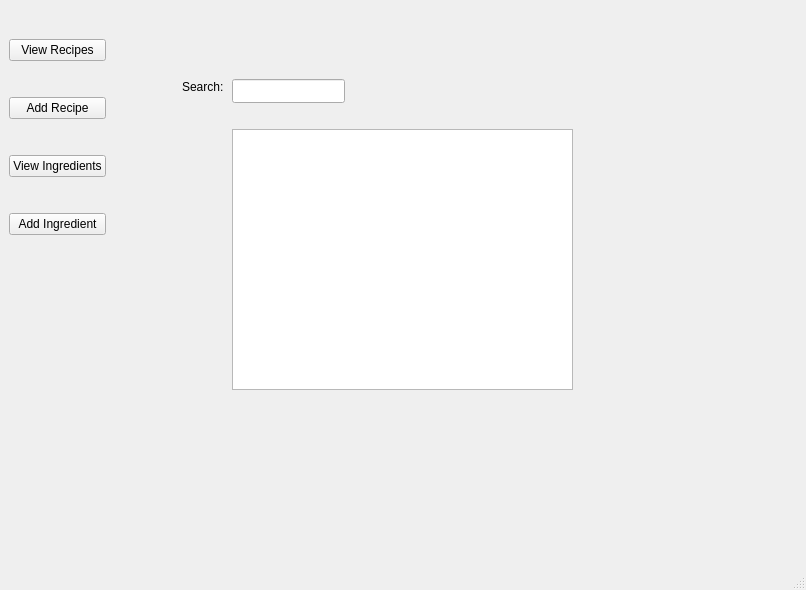
Old version of the form mainwindow.ui in the repository Bourkupine/cs4076-project.
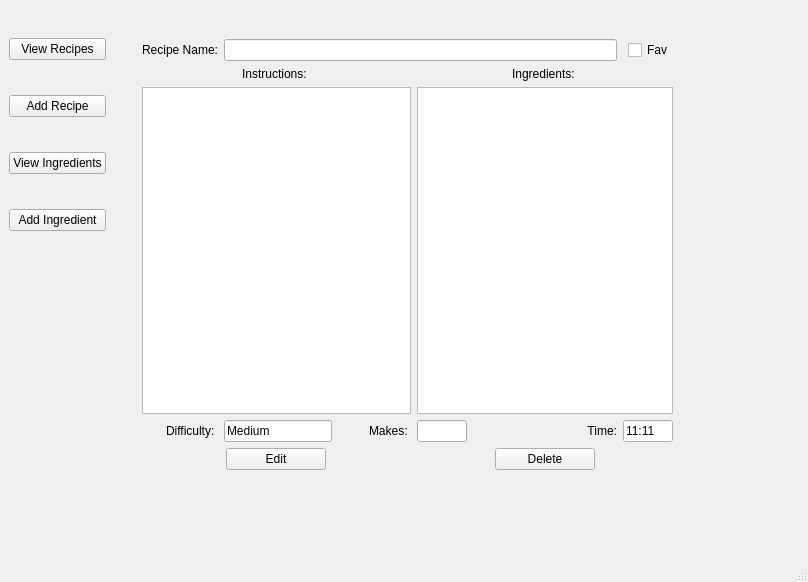
New version of the form. The open tabs and pages were chosen to show the change.

Commit message: inspect ingredient and recipes added

What changed in the file:
```diff
--- a/mainwindow.ui
+++ b/mainwindow.ui
@@ -6,8 +6,8 @@
    <rect>
     <x>0</x>
     <y>0</y>
-    <width>806</width>
-    <height>590</height>
+    <width>808</width>
+    <height>582</height>
    </rect>
   </property>
   <property name="windowTitle">
@@ -58,38 +58,231 @@
          <number>2</number>
         </property>
         <widget class="QWidget" name="viewRecipe">
-         <widget class="QListWidget" name="listOfRecipes">
+         <widget class="QWidget" name="gridLayoutWidget_6">
           <property name="geometry">
            <rect>
-            <x>120</x>
-            <y>120</y>
-            <width>341</width>
-            <height>261</height>
+            <x>39</x>
+            <y>39</y>
+            <width>601</width>
+            <height>431</height>
            </rect>
           </property>
+          <layout class="QGridLayout" name="gridLayout_7">
+           <item row="0" column="0">
+            <widget class="QLabel" name="label_7">
+             <property name="text">
+              <string>Search</string>
+             </property>
+            </widget>
+           </item>
+           <item row="2" column="1">
+            <widget class="QListWidget" name="listWidget"/>
+           </item>
+           <item row="0" column="1">
+            <widget class="QLineEdit" name="lineEdit_5"/>
+           </item>
+           <item row="0" column="2">
+            <widget class="QPushButton" name="pushButton_3">
+             <property name="text">
+              <string>Search</string>
+             </property>
+            </widget>
+           </item>
+           <item row="1" column="1">
+            <layout class="QHBoxLayout" name="horizontalLayout_3">
+             <property name="spacing">
+              <number>10</number>
+             </property>
+             <property name="topMargin">
+              <number>0</number>
+             </property>
+             <property name="bottomMargin">
+              <number>0</number>
+             </property>
+             <item>
+              <layout class="QHBoxLayout" name="horizontalLayout_4">
+               <property name="leftMargin">
+                <number>0</number>
+               </property>
+               <property name="rightMargin">
+                <number>10</number>
+               </property>
+               <item>
+                <widget class="QLabel" name="label_23">
+                 <property name="text">
+                  <string>Difficulty:</string>
+                 </property>
+                </widget>
+               </item>
+               <item>
+                <widget class="QRadioButton" name="radioButton">
+                 <property name="text">
+                  <string/>
+                 </property>
+                </widget>
+               </item>
+               <item>
+                <widget class="QRadioButton" name="radioButton_2">
+                 <property name="text">
+                  <string/>
+                 </property>
+                </widget>
+               </item>
+               <item>
+                <widget class="QRadioButton" name="radioButton_3">
+                 <property name="text">
+                  <string/>
+                 </property>
+                </widget>
+               </item>
+              </layout>
+             </item>
+             <item>
+              <layout class="QHBoxLayout" name="horizontalLayout_5">
+               <property name="rightMargin">
+                <number>10</number>
+               </property>
+               <item>
+                <widget class="QLabel" name="label_22">
+                 <property name="text">
+                  <string>Time: </string>
+                 </property>
+                </widget>
+               </item>
+               <item>
+                <widget class="QSlider" name="horizontalSlider">
+                 <property name="orientation">
+                  <enum>Qt::Horizontal</enum>
+                 </property>
+                </widget>
+               </item>
+               <item>
+                <widget class="QLineEdit" name="lineEdit_7">
+                 <property name="maximumSize">
+                  <size>
+                   <width>35</width>
+                   <height>16777215</height>
+                  </size>
+                 </property>
+                 <property name="text">
+                  <string>00:00</string>
+                 </property>
+                </widget>
+               </item>
+              </layout>
+             </item>
+             <item>
+              <widget class="QCheckBox" name="checkBox">
+               <property name="text">
+                <string>Fav</string>
+               </property>
+              </widget>
+             </item>
+            </layout>
+           </item>
+          </layout>
          </widget>
-         <widget class="QLineEdit" name="lineEdit_5">
+        </widget>
+        <widget class="QWidget" name="inspectIngredient">
+         <widget class="QWidget" name="gridLayoutWidget_3">
           <property name="geometry">
            <rect>
-            <x>120</x>
-            <y>70</y>
-            <width>113</width>
-            <height>24</height>
+            <x>40</x>
+            <y>30</y>
+            <width>401</width>
+            <height>361</height>
            </rect>
           </property>
-         </widget>
-         <widget class="QLabel" name="label_7">
-          <property name="geometry">
-           <rect>
-            <x>70</x>
-            <y>70</y>
-            <width>49</width>
-            <height>16</height>
-           </rect>
-          </property>
-          <property name="text">
-           <string>Search:</string>
-          </property>
+          <layout class="QGridLayout" name="gridLayout_4" rowstretch="1,1,1,100,1,1" columnstretch="1,2,2">
+           <item row="3" column="0" alignment="Qt::AlignRight|Qt::AlignTop">
+            <widget class="QLabel" name="label_14">
+             <property name="text">
+              <string>Allergies: </string>
+             </property>
+            </widget>
+           </item>
+           <item row="0" column="1" colspan="2">
+            <widget class="QLineEdit" name="inspectIngredientName"/>
+           </item>
+           <item row="5" column="1">
+            <widget class="QPushButton" name="inspectIngredientEdit">
+             <property name="text">
+              <string>Edit</string>
+             </property>
+            </widget>
+           </item>
+           <item row="2" column="0" alignment="Qt::AlignRight">
+            <widget class="QLabel" name="label_12">
+             <property name="text">
+              <string>Unit: </string>
+             </property>
+            </widget>
+           </item>
+           <item row="2" column="1" colspan="2">
+            <widget class="QLineEdit" name="inspectIngredientUnit">
+             <property name="maximumSize">
+              <size>
+               <width>80</width>
+               <height>16777215</height>
+              </size>
+             </property>
+            </widget>
+           </item>
+           <item row="1" column="0" alignment="Qt::AlignRight">
+            <widget class="QLabel" name="label_13">
+             <property name="text">
+              <string>Calories: </string>
+             </property>
+            </widget>
+           </item>
+           <item row="5" column="2">
+            <widget class="QPushButton" name="inspectIngredientDelete">
+             <property name="text">
+              <string>Delete</string>
+             </property>
+            </widget>
+           </item>
+           <item row="0" column="0" alignment="Qt::AlignRight">
+            <widget class="QLabel" name="label_11">
+             <property name="text">
+              <string>Ingredient: </string>
+             </property>
+            </widget>
+           </item>
+           <item row="1" column="1" colspan="2">
+            <widget class="QLineEdit" name="inspectIngredientCal">
+             <property name="maximumSize">
+              <size>
+               <width>80</width>
+               <height>16777215</height>
+              </size>
+             </property>
+            </widget>
+           </item>
+           <item row="3" column="1" colspan="2">
+            <widget class="QListWidget" name="inspectIngredientAllergies">
+             <property name="maximumSize">
+              <size>
+               <width>16777215</width>
+               <height>200</height>
+              </size>
+             </property>
+            </widget>
+           </item>
+           <item row="4" column="0" colspan="3">
+            <spacer name="horizontalSpacer">
+             <property name="orientation">
+              <enum>Qt::Horizontal</enum>
+             </property>
+             <property name="sizeHint" stdset="0">
+              <size>
+               <width>40</width>
+               <height>5</height>
+              </size>
+             </property>
+            </spacer>
+           </item>
+          </layout>
          </widget>
         </widget>
         <widget class="QWidget" name="viewIngredients">
@@ -203,7 +396,7 @@
             <widget class="QListWidget" name="listWidget"/>
            </item>
            <item row="0" column="1" colspan="3">
-            <widget class="QLineEdit" name="lineEdit">
+            <widget class="QLineEdit" name="createRecipeName">
              <property name="text">
               <string/>
              </property>
@@ -264,37 +457,259 @@
             </widget>
            </item>
            <item row="3" column="0" colspan="3">
+            <widget class="QTextEdit" name="createRecipeInstructions"/>
+           </item>
+          </layout>
+         </widget>
+        </widget>
+        <widget class="QWidget" name="inspectRecipe">
+         <widget class="QWidget" name="gridLayoutWidget_4">
+          <property name="geometry">
+           <rect>
+            <x>30</x>
+            <y>30</y>
+            <width>531</width>
+            <height>431</height>
+           </rect>
+          </property>
+          <layout class="QGridLayout" name="gridLayout_5" columnstretch="0,0,0,0,0,0">
+           <property name="sizeConstraint">
+            <enum>QLayout::SetDefaultConstraint</enum>
+           </property>
+           <property name="bottomMargin">
+            <number>0</number>
+           </property>
+           <property name="spacing">
+            <number>6</number>
+           </property>
+           <item row="0" column="0">
+            <widget class="QLabel" name="label_15">
+             <property name="text">
+              <string>Recipe Name:</string>
+             </property>
+             <property name="alignment">
+              <set>Qt::AlignRight|Qt::AlignTrailing|Qt::AlignVCenter</set>
+             </property>
+            </widget>
+           </item>
+           <item row="4" column="1">
+            <widget class="QLineEdit" name="lineEdit_4">
+             <property name="sizePolicy">
+              <sizepolicy hsizetype="Fixed" vsizetype="Fixed">
+               <horstretch>0</horstretch>
+               <verstretch>0</verstretch>
+              </sizepolicy>
+             </property>
+             <property name="maximumSize">
+              <size>
+               <width>200</width>
+               <height>16777215</height>
+              </size>
+             </property>
+             <property name="text">
+              <string>Medium</string>
+             </property>
+            </widget>
+           </item>
+           <item row="4" column="3">
+            <widget class="QLineEdit" name="lineEdit">
+             <property name="sizePolicy">
+              <sizepolicy hsizetype="Minimum" vsizetype="Fixed">
+               <horstretch>0</horstretch>
+               <verstretch>0</verstretch>
+              </sizepolicy>
+             </property>
+             <property name="maximumSize">
+              <size>
+               <width>50</width>
+               <height>16777215</height>
+              </size>
+             </property>
+            </widget>
+           </item>
+           <item row="5" column="0" colspan="3" alignment="Qt::AlignHCenter">
+            <widget class="QPushButton" name="pushButton">
+             <property name="sizePolicy">
+              <sizepolicy hsizetype="Fixed" vsizetype="Fixed">
+               <horstretch>0</horstretch>
+               <verstretch>0</verstretch>
+              </sizepolicy>
+             </property>
+             <property name="minimumSize">
+              <size>
+               <width>100</width>
+               <height>0</height>
+              </size>
+             </property>
+             <property name="maximumSize">
+              <size>
+               <width>150</width>
+               <height>16777215</height>
+              </size>
+             </property>
+             <property name="text">
+              <string>Edit</string>
+             </property>
+            </widget>
+           </item>
+           <item row="3" column="0" colspan="3">
+            <widget class="QTextEdit" name="createRecipeInstructions_2">
+             <property name="sizePolicy">
+              <sizepolicy hsizetype="Minimum" vsizetype="Expanding">
+               <horstretch>0</horstretch>
+               <verstretch>0</verstretch>
+              </sizepolicy>
+             </property>
+            </widget>
+           </item>
+           <item row="1" column="0" colspan="3" alignment="Qt::AlignHCenter|Qt::AlignVCenter">
+            <widget class="QLabel" name="label_20">
+             <property name="text">
+              <string>Instructions: </string>
+             </property>
+             <property name="alignment">
+              <set>Qt::AlignRight|Qt::AlignTrailing|Qt::AlignVCenter</set>
+             </property>
+            </widget>
+           </item>
+           <item row="4" column="5">
             <widget class="QLineEdit" name="lineEdit_3">
              <property name="sizePolicy">
+              <sizepolicy hsizetype="Fixed" vsizetype="Fixed">
+               <horstretch>0</horstretch>
+               <verstretch>0</verstretch>
+              </sizepolicy>
+             </property>
+             <property name="minimumSize">
+              <size>
+               <width>0</width>
+               <height>0</height>
+              </size>
+             </property>
+             <property name="maximumSize">
+              <size>
+               <width>50</width>
+               <height>16777215</height>
+              </size>
+             </property>
+             <property name="text">
+              <string>11:11</string>
+             </property>
+            </widget>
+           </item>
+           <item row="4" column="4">
+            <widget class="QLabel" name="label_16">
+             <property name="sizePolicy">
+              <sizepolicy hsizetype="Preferred" vsizetype="Preferred">
+               <horstretch>0</horstretch>
+               <verstretch>0</verstretch>
+              </sizepolicy>
+             </property>
+             <property name="text">
+              <string>Time:</string>
+             </property>
+             <property name="alignment">
+              <set>Qt::AlignRight|Qt::AlignTrailing|Qt::AlignVCenter</set>
+             </property>
+            </widget>
+           </item>
+           <item row="1" column="3" colspan="3" alignment="Qt::AlignHCenter|Qt::AlignVCenter">
+            <widget class="QLabel" name="label_17">
+             <property name="text">
+              <string>Ingredients: </string>
+             </property>
+            </widget>
+           </item>
+           <item row="4" column="0" alignment="Qt::AlignRight">
+            <widget class="QLabel" name="label_18">
+             <property name="sizePolicy">
+              <sizepolicy hsizetype="Fixed" vsizetype="Preferred">
+               <horstretch>0</horstretch>
+               <verstretch>0</verstretch>
+              </sizepolicy>
+             </property>
+             <property name="text">
+              <string>Difficulty: </string>
+             </property>
+            </widget>
+           </item>
+           <item row="0" column="1" colspan="4">
+            <widget class="QLineEdit" name="createRecipeName_2">
+             <property name="sizePolicy">
+              <sizepolicy hsizetype="Minimum" vsizetype="Fixed">
+               <horstretch>0</horstretch>
+               <verstretch>0</verstretch>
+              </sizepolicy>
+             </property>
+             <property name="minimumSize">
+              <size>
+               <width>0</width>
+               <height>0</height>
+              </size>
+             </property>
+             <property name="text">
+              <string/>
+             </property>
+            </widget>
+           </item>
+           <item row="0" column="5" alignment="Qt::AlignRight">
+            <widget class="QCheckBox" name="createRecipeFav_2">
+             <property name="sizePolicy">
+              <sizepolicy hsizetype="Fixed" vsizetype="Fixed">
+               <horstretch>0</horstretch>
+               <verstretch>0</verstretch>
+              </sizepolicy>
+             </property>
+             <property name="text">
+              <string>Fav</string>
+             </property>
+            </widget>
+           </item>
+           <item row="4" column="2" alignment="Qt::AlignRight">
+            <widget class="QLabel" name="label_19">
+             <property name="sizePolicy">
+              <sizepolicy hsizetype="Fixed" vsizetype="Preferred">
+               <horstretch>0</horstretch>
+               <verstretch>0</verstretch>
+              </sizepolicy>
+             </property>
+             <property name="text">
+              <string>Makes: </string>
+             </property>
+            </widget>
+           </item>
+           <item row="3" column="3" colspan="3">
+            <widget class="QListWidget" name="createRecipeIngredients_2">
+             <property name="sizePolicy">
               <sizepolicy hsizetype="Expanding" vsizetype="Expanding">
                <horstretch>0</horstretch>
                <verstretch>0</verstretch>
               </sizepolicy>
              </property>
+            </widget>
+           </item>
+           <item row="5" column="3" colspan="3" alignment="Qt::AlignHCenter">
+            <widget class="QPushButton" name="pushButton_2">
+             <property name="sizePolicy">
+              <sizepolicy hsizetype="Fixed" vsizetype="Fixed">
+               <horstretch>0</horstretch>
+               <verstretch>0</verstretch>
+              </sizepolicy>
+             </property>
              <property name="minimumSize">
               <size>
-               <width>157</width>
-               <height>24</height>
+               <width>100</width>
+               <height>0</height>
               </size>
              </property>
              <property name="maximumSize">
               <size>
-               <width>16777215</width>
+               <width>150</width>
                <height>16777215</height>
               </size>
              </property>
-             <property name="alignment">
-              <set>Qt::AlignLeading|Qt::AlignLeft|Qt::AlignTop</set>
-             </property>
-            </widget>
-           </item>
-           <item row="1" column="0" colspan="3" alignment="Qt::AlignHCenter|Qt::AlignVCenter">
-            <widget class="QLabel" name="label_5">
              <property name="text">
-              <string>Instructions: </string>
-             </property>
-             <property name="alignment">
-              <set>Qt::AlignRight|Qt::AlignTrailing|Qt::AlignVCenter</set>
+              <string>Delete</string>
              </property>
             </widget>
            </item>
```
Left out of the diff: 98 changed lines with no effect on the pictures. The commit also changes 4 other files.
